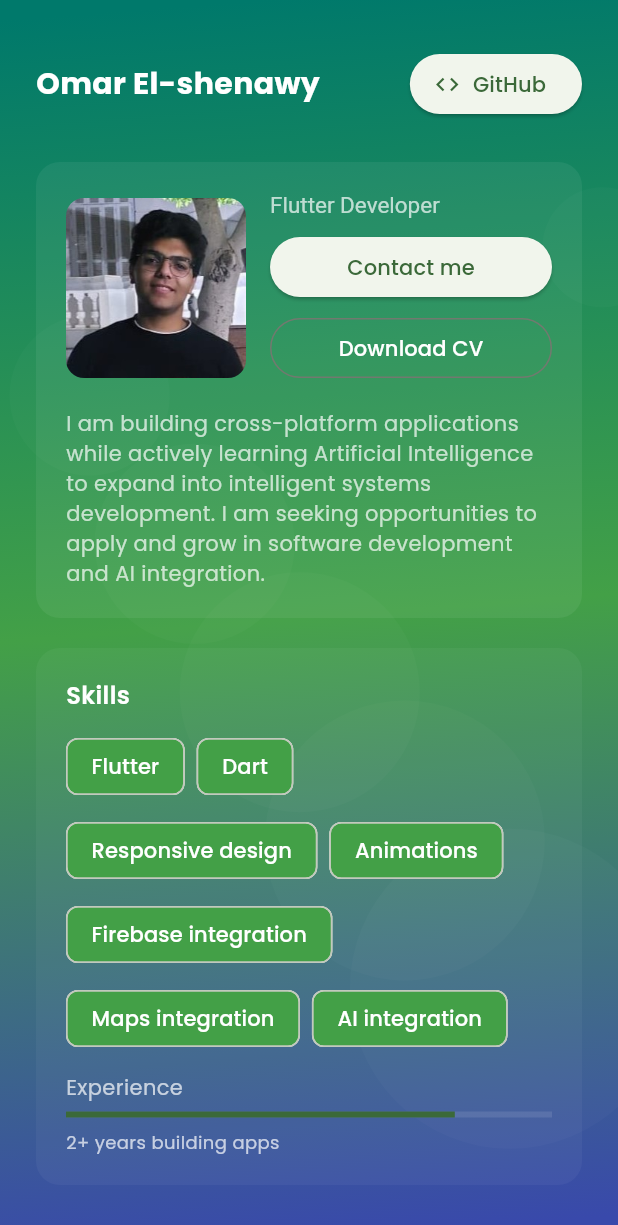
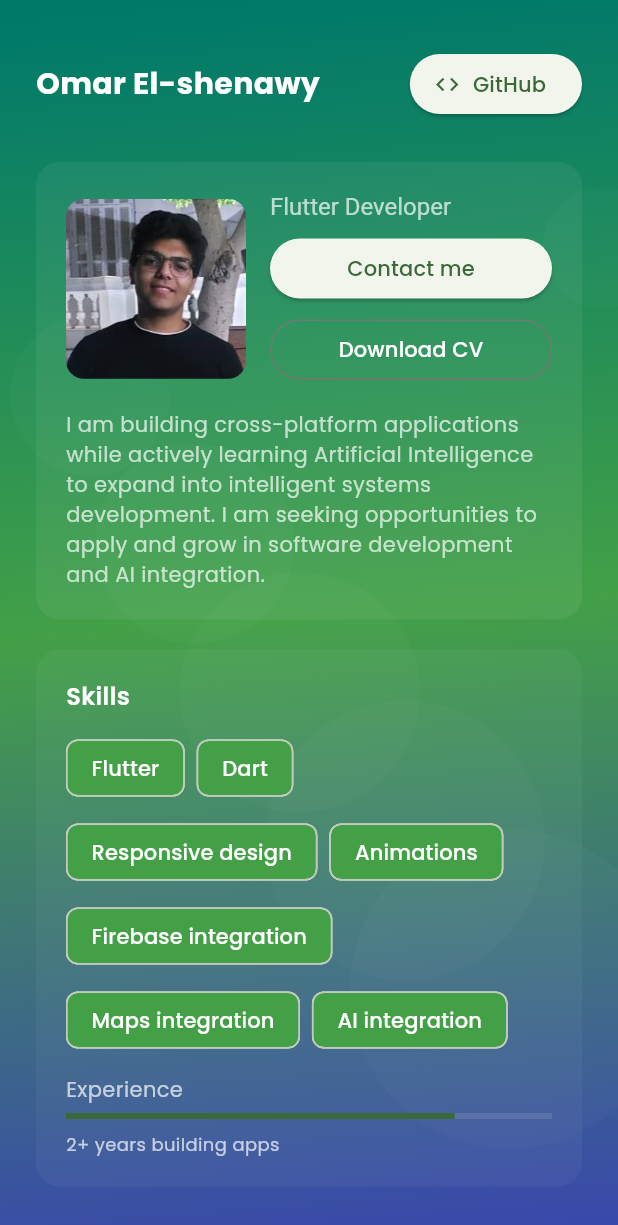
Before and after one commit to omarlshenawy/omar-portfolio, a Flutter app: the screen it shows after launch, on a phone screen of 412 x 824 dp. Shown: the top 1225 px of the screen. Run offline on Flutter 3.47's test engine with Material 3 defaults, Android fonts, the phone set to English and light mode, and no system bars; drawn by our look-alikes of animated_text_kit; our stand-ins replace flutter_staggered_animations, google_fonts.

Commit message:
Fix white screen

```diff
--- a/lib/main.dart
+++ b/lib/main.dart
@@ -44,9 +44,13 @@ class _PortfolioHomePageState extends State<PortfolioHomePage> with SingleTicker
       long: '''Transform your health journey with our all-in-one fitness app, designed to make achieving your goals easier and more enjoyable. Whether you’re looking to lose weight, build muscle, or simply live healthier, our app offers everything you need in one place:
 
  - Personalized Nutrition Plans – Get tailored meal plans that fit your lifestyle and goals.
+
  - Calorie Calculator – Track your daily intake with precision to stay on target.
+
  - Food Alternatives – Discover healthier swaps for your favorite foods.
+
  - Exercise Plans & Alternatives – Access guided workout plans with 3D animations and substitute exercises for flexibility.
+
  - Water & Step Tracking – Stay hydrated and active with built-in trackers.
 
 With a clean interface, smart features, and scientifically backed guidance, our app helps you stay motivated and on track — no matter where you are in your fitness journey.
@@ -244,6 +248,9 @@ Perfect for homeowners, interior designers, and furniture businesses — try bef
   @override
   void initState() {
     super.initState();
+    for (final p in projects) {
+      precacheImage(AssetImage(p.imageAsset), context);
+    }
     _bgController = AnimationController(
       vsync: this,
       duration: const Duration(seconds: 8),
@@ -550,7 +557,7 @@ class _IntroCard extends StatelessWidget {
                   crossAxisAlignment: CrossAxisAlignment.start,
                   children: [
                     DefaultTextStyle(
-                      style: const TextStyle(fontSize: 15, color: Colors.white70),
+                      style: const TextStyle(fontSize: 16, color: Colors.white70),
                       child: AnimatedTextKit(
                         isRepeatingAnimation: true,
                         repeatForever: true,
```
Also changed, not shown: 3 other files.
